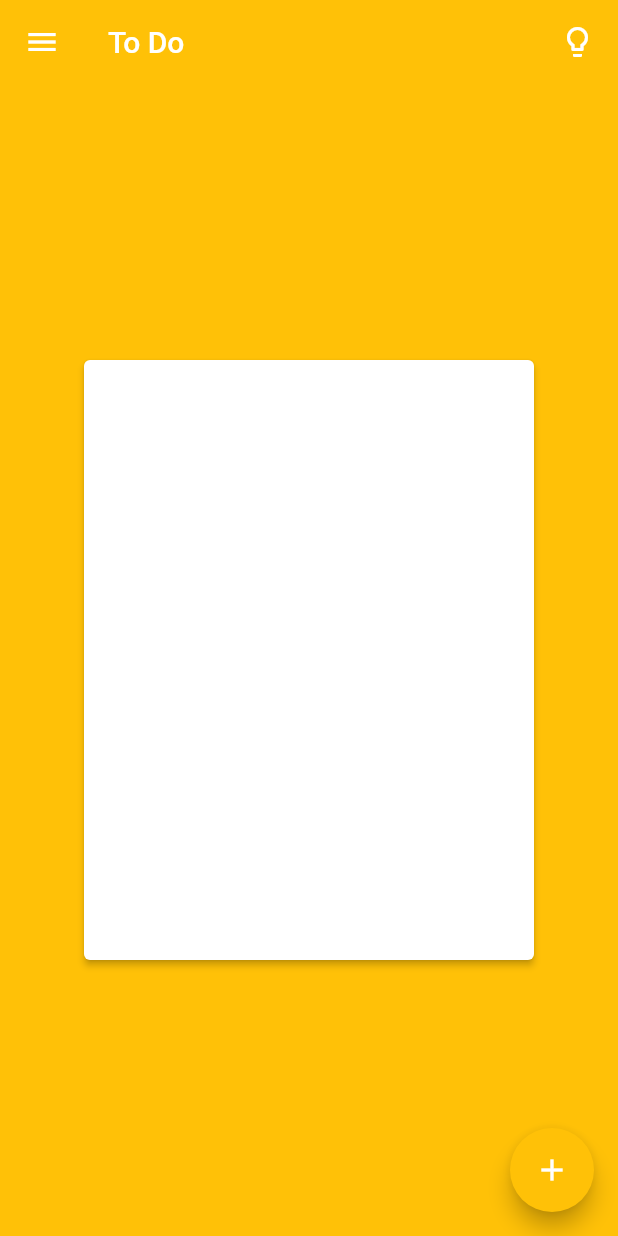
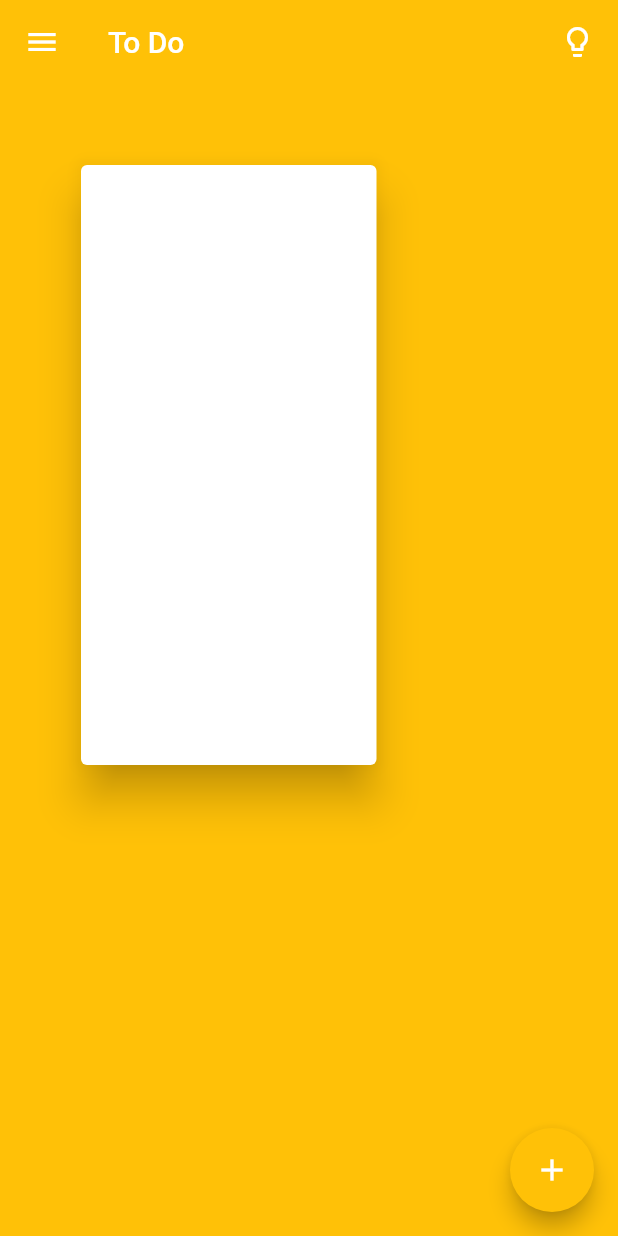
Before and after one commit to Maverick099/TODO, a Flutter app: the screen it shows after launch, on a phone screen of 412 x 824 dp. Run offline on Flutter 3.47's test engine with Material 2 defaults, Android fonts, the light colour scheme and no system bars.

Commit message:
new updates

```diff
--- a/to_do/lib/main.dart
+++ b/to_do/lib/main.dart
@@ -79,11 +79,26 @@ class _MyHomePageState extends State<MyHomePage> {
           ),
         ],
       ),
-      body: Center(
-        child: Column(
-          mainAxisAlignment: MainAxisAlignment.center,
+      body: Padding(
+        padding: const EdgeInsets.only(top: 50),
+        child: Stack(
+          overflow: Overflow.visible,
           children: <Widget>[
-            ToDoCard(),
+            Positioned(
+              right: 20.0,
+              child: Container(
+                height: 380,
+                width: 280,
+              ),
+            ),
+            Container(
+              height: 360,
+              width: 260,
+            ),
+            Positioned(
+              right: 5.0,
+              left: 50,
+              child: ToDoCard()),
           ],
         ),
       ),
@@ -91,6 +106,7 @@ class _MyHomePageState extends State<MyHomePage> {
         onPressed: () {
           incrementCounter();
           _incrementCounter();
+          print("action button pressed");
         },
         tooltip: 'new',
         child: Icon(
@@ -111,20 +127,25 @@ class ToDoCard extends StatefulWidget {
 class _ToDoCardState extends State<ToDoCard> {
   @override
   Widget build(BuildContext context) {
-    return Center(
-      child: Card(
-        elevation: 2.0,
+    return Card(
+      elevation: 12.0,
       borderOnForeground: true,
       semanticContainer: true,
       child: InkWell(
-          splashColor: Colors.amberAccent,
-          onTap: (){
+        splashColor: Colors.tealAccent,
+        onTap: () {
           print('[] inwell widh=get  was tapped inshort container was tapped ');
         },
-
         child: Container(
           width: 300.0,
           height: 400.0,
+          child: Center(
+            child: Text(
+              "",
+              style: TextStyle(
+                fontSize: 20.0,
+              ),
+            ),
           ),
         ),
       ),
```
Lines whose indentation alone changed are shown as unchanged.
